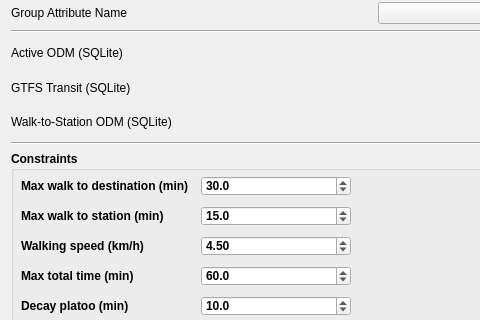
Above: poi_combined_reach_dialog_base.ui from inphysica/DiscreteProximityFramework before the change; both pictures show x 0 to 480 and y 130 to 450 of the 750 by 700 pixel window. Below: the same form after it.
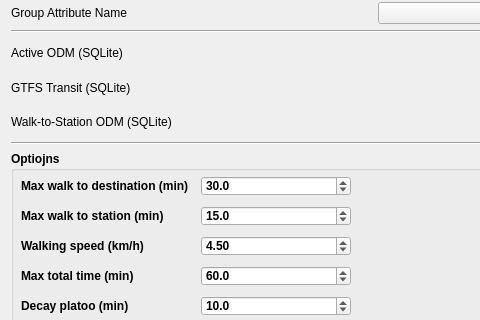
That is the form after the change. Custom widgets are drawn as their Qt base class.

What changed in the file:
```diff
--- a/poi_combined_reach_dialog_base.ui
+++ b/poi_combined_reach_dialog_base.ui
@@ -226,7 +226,7 @@
       </font>
      </property>
      <property name="title">
-      <string>Constraints</string>
+      <string>Optiojns</string>
      </property>
      <widget class="QLabel" name="label_5">
       <property name="geometry">
```
